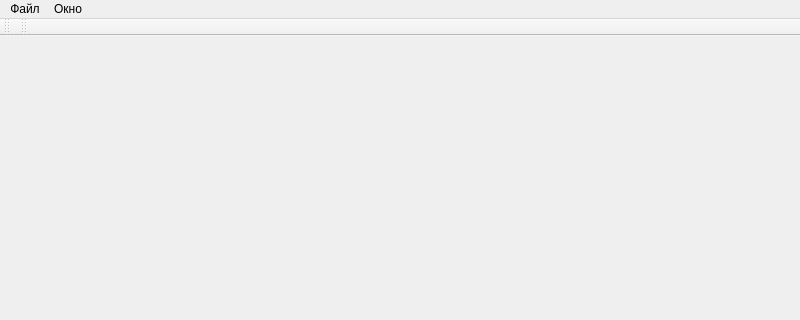
Before: the Qt Designer form RsResEditor/mainwindow.ui in Smitt64/ResEditor, drawn with Qt 5; both pictures show x 0 to 800 and y 0 to 320 of the 800 by 600 pixel window.
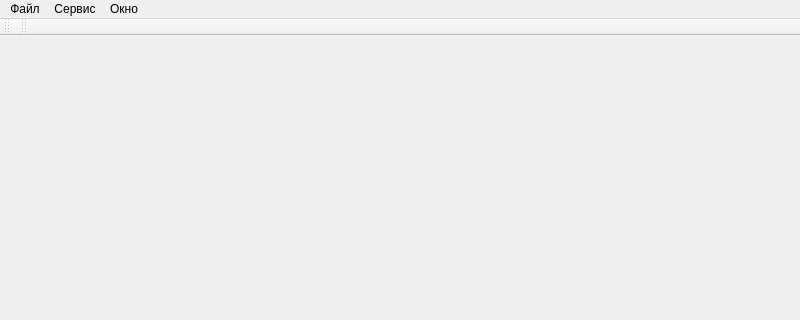
After: the same form once the commit is applied. Icons and pictures are not drawn.

```diff
--- a/RsResEditor/mainwindow.ui
+++ b/RsResEditor/mainwindow.ui
@@ -40,7 +40,14 @@
     <addaction name="actionCloseWnd"/>
     <addaction name="actionCloseAllWnd"/>
    </widget>
+   <widget class="QMenu" name="menu_2">
+    <property name="title">
+     <string>Сервис</string>
+    </property>
+    <addaction name="action"/>
+   </widget>
    <addaction name="menu"/>
+   <addaction name="menu_2"/>
    <addaction name="menuWindow"/>
   </widget>
   <widget class="QStatusBar" name="statusbar"/>
```
Left out of the diff: 11 changed lines with no effect on the pictures.
